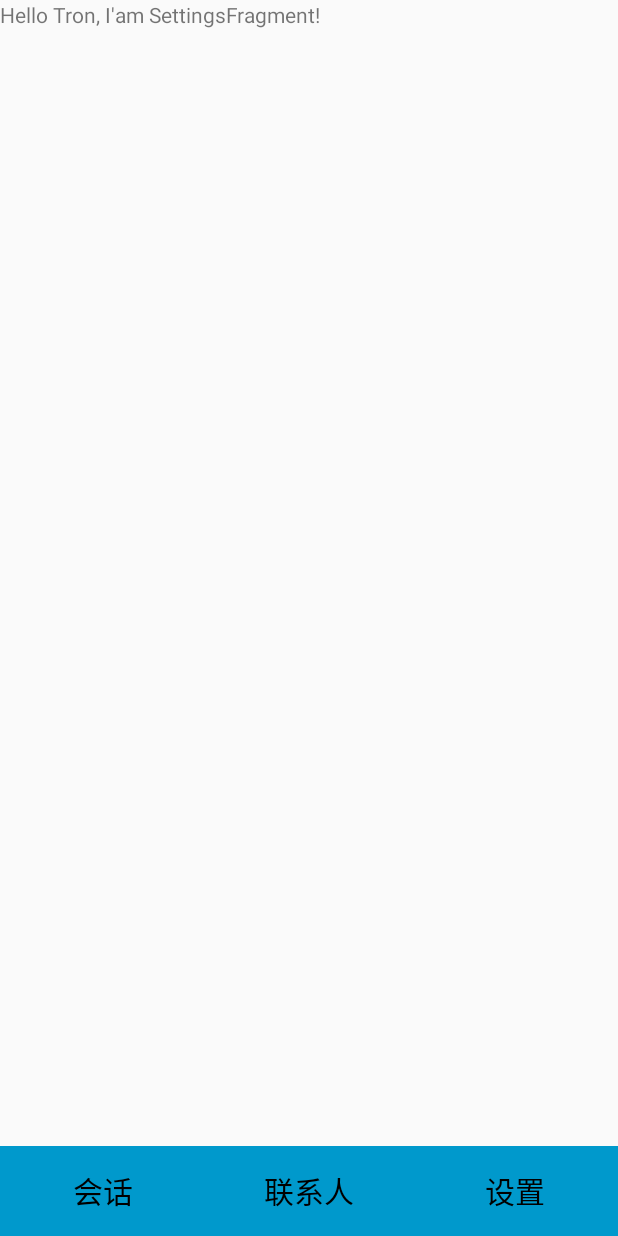
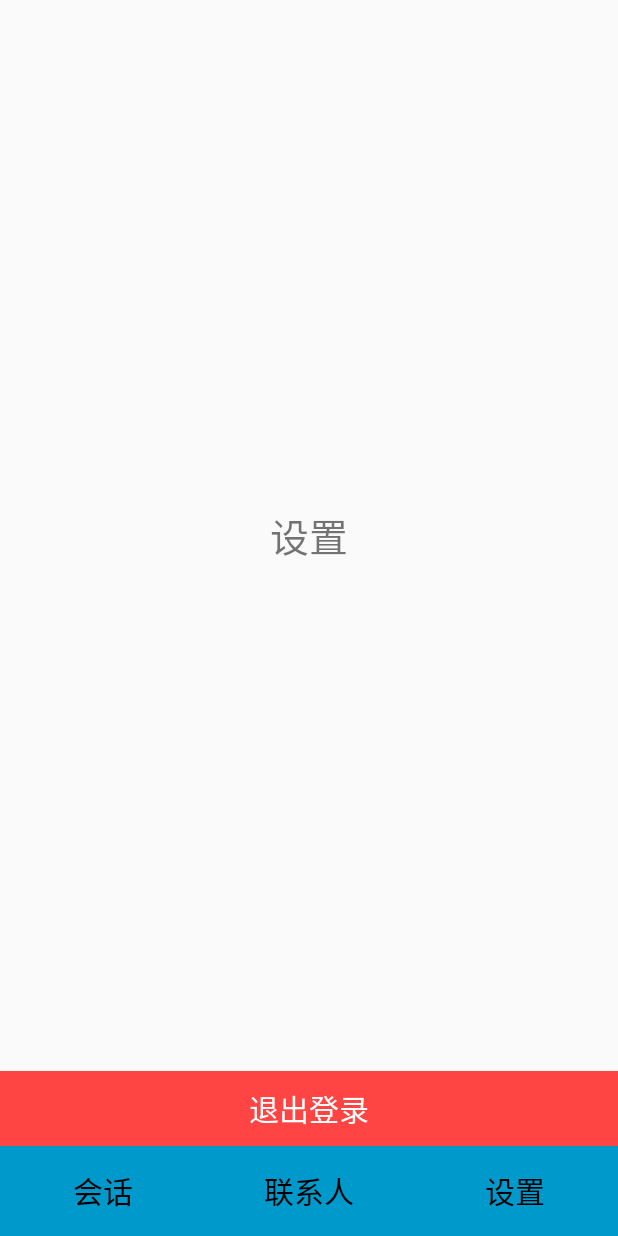
Before and after one commit to yiyoxy/HuanXinDemo, an Android app: the fragment SettingsFragment placed in its activity, on a phone screen of 412 x 824 dp. Run offline under Robolectric (Android 15) with nearby library versions, the phone set to English and light mode, and no system bars; our stand-ins replace ButterKnife; 6 statements that could not run were skipped.

Commit message:
设置页面

```diff
--- a/app/src/main/java/com/tron/huanxindemo/controller/activity/LoginActivity.java
+++ b/app/src/main/java/com/tron/huanxindemo/controller/activity/LoginActivity.java
@@ -108,6 +108,7 @@ public class LoginActivity extends AppCompatActivity {
 
         if (TextUtils.isEmpty(password) || TextUtils.isEmpty(username)) {
             ShowToast.show(this, "账号或密码为空");
+            return false;
         }
 
         return true;
--- a/app/src/main/java/com/tron/huanxindemo/controller/fragment/ContactFragment.java
+++ b/app/src/main/java/com/tron/huanxindemo/controller/fragment/ContactFragment.java
@@ -1,30 +1,13 @@
 package com.tron.huanxindemo.controller.fragment;
 
 
-import android.os.Bundle;
-import android.support.annotation.Nullable;
-import android.support.v4.app.Fragment;
-import android.view.LayoutInflater;
-import android.view.View;
-import android.view.ViewGroup;
-import android.widget.TextView;
+import com.hyphenate.easeui.ui.EaseContactListFragment;
 
 /**
  * Created by Tron on 2017/2/15.
  */
 
-public class ContactFragment extends Fragment {
+public class ContactFragment extends EaseContactListFragment {
 
-    @Nullable
-    @Override
-    public View onCreateView(LayoutInflater inflater, @Nullable ViewGroup container, @Nullable Bundle savedInstanceState) {
-        TextView textView = new TextView(getActivity());
-        textView.setText("Hello Tron, I'am ContactFragment!");
-        return textView;
-    }
 
-    @Override
-    public void onActivityCreated(@Nullable Bundle savedInstanceState) {
-        super.onActivityCreated(savedInstanceState);
-    }
 }
--- a/app/src/main/java/com/tron/huanxindemo/controller/fragment/ConversationFragment.java
+++ b/app/src/main/java/com/tron/huanxindemo/controller/fragment/ConversationFragment.java
@@ -1,30 +1,13 @@
 package com.tron.huanxindemo.controller.fragment;
 
 
-import android.os.Bundle;
-import android.support.annotation.Nullable;
-import android.support.v4.app.Fragment;
-import android.view.LayoutInflater;
-import android.view.View;
-import android.view.ViewGroup;
-import android.widget.TextView;
+import com.hyphenate.easeui.ui.EaseConversationListFragment;
 
 /**
  * Created by Tron on 2017/2/15.
  */
 
-public class ConversationFragment extends Fragment {
+public class ConversationFragment extends EaseConversationListFragment {
 
-    @Nullable
-    @Override
-    public View onCreateView(LayoutInflater inflater, @Nullable ViewGroup container, @Nullable Bundle savedInstanceState) {
-        TextView textView = new TextView(getActivity());
-        textView.setText("Hello Tron, I'am ConversationFragment!");
-        return textView;
-    }
 
-    @Override
-    public void onActivityCreated(@Nullable Bundle savedInstanceState) {
-        super.onActivityCreated(savedInstanceState);
-    }
 }
--- a/app/src/main/java/com/tron/huanxindemo/controller/fragment/SettingsFragment.java
+++ b/app/src/main/java/com/tron/huanxindemo/controller/fragment/SettingsFragment.java
@@ -1,13 +1,26 @@
 package com.tron.huanxindemo.controller.fragment;
 
 
+import android.content.Intent;
 import android.os.Bundle;
 import android.support.annotation.Nullable;
 import android.support.v4.app.Fragment;
 import android.view.LayoutInflater;
 import android.view.View;
 import android.view.ViewGroup;
-import android.widget.TextView;
+import android.widget.Button;
+
+import com.hyphenate.EMCallBack;
+import com.hyphenate.chat.EMClient;
+import com.tron.huanxindemo.R;
+import com.tron.huanxindemo.controller.activity.LoginActivity;
+import com.tron.huanxindemo.model.Model;
+import com.tron.huanxindemo.utils.ShowToast;
+
+import butterknife.BindView;
+import butterknife.ButterKnife;
+import butterknife.OnClick;
+import butterknife.Unbinder;
 
 /**
  * Created by Tron on 2017/2/15.
@@ -15,16 +28,64 @@ import android.widget.TextView;
 
 public class SettingsFragment extends Fragment {
 
+    @BindView(R.id.setting_btn_exit)
+    Button settingBtnExit;
+
+    private Unbinder unbinder;
+
     @Nullable
     @Override
     public View onCreateView(LayoutInflater inflater, @Nullable ViewGroup container, @Nullable Bundle savedInstanceState) {
-        TextView textView = new TextView(getActivity());
-        textView.setText("Hello Tron, I'am SettingsFragment!");
-        return textView;
+        View view = View.inflate(getActivity(), R.layout.fragment_setting, null);
+        unbinder = ButterKnife.bind(this, view);
+        return view;
     }
 
     @Override
     public void onActivityCreated(@Nullable Bundle savedInstanceState) {
         super.onActivityCreated(savedInstanceState);
+        settingBtnExit.setText("退出登录(" + EMClient.getInstance().getCurrentUser() + ")");
+    }
+
+    @OnClick(R.id.setting_btn_exit)
+    public void onClick() {
+        // 思路: 网络 -> 本地 -> 界面
+        Model.getInstance().getGlobalThread().execute(new Runnable() {
+            @Override
+            public void run() {
+                // 网络: 告诉环信服务器要退出了
+                EMClient.getInstance().logout(false, new EMCallBack() {
+                    @Override
+                    public void onSuccess() {
+                        // 推出后的其他操作
+
+                        // 跳转到登陆界面
+                        ShowToast.showUI(getActivity(), "退出成功!");
+                        Intent intent = new Intent(getActivity(), LoginActivity.class);
+                        startActivity(intent);
+
+                        // 结束当前页面
+                        getActivity().finish();
+                    }
+
+                    @Override
+                    public void onError(int i, String s) {
+                        ShowToast.showUI(getActivity(), "退出失败" + s);
+                    }
+
+                    @Override
+                    public void onProgress(int i, String s) {
+
+                    }
+                });
+            }
+        });
+    }
+
+    @Override
+    public void onDestroy() {
+        super.onDestroy();
+        // 解绑
+        unbinder.unbind();
     }
 }
--- /dev/null
+++ b/app/src/main/res/layout/fragment_setting.xml
@@ -0,0 +1,29 @@
+<?xml version="1.0" encoding="utf-8"?>
+<LinearLayout xmlns:android="http://schemas.android.com/apk/res/android"
+    android:layout_width="match_parent"
+    android:layout_height="match_parent"
+    android:orientation="vertical">
+
+    <RelativeLayout
+        android:layout_width="match_parent"
+        android:layout_height="0dp"
+        android:layout_weight="1">
+        <TextView
+            android:layout_width="match_parent"
+            android:layout_height="wrap_content"
+            android:layout_centerInParent="true"
+            android:text="设置"
+            android:gravity="center"
+            android:textSize="26sp"/>
+    </RelativeLayout>
+
+    <Button
+        android:layout_width="match_parent"
+        android:layout_height="50dp"
+        android:background="@android:color/holo_red_light"
+        android:id="@+id/setting_btn_exit"
+        android:textColor="@android:color/white"
+        android:textSize="20sp"
+        android:text="退出登录"/>
+
+</LinearLayout>
```
